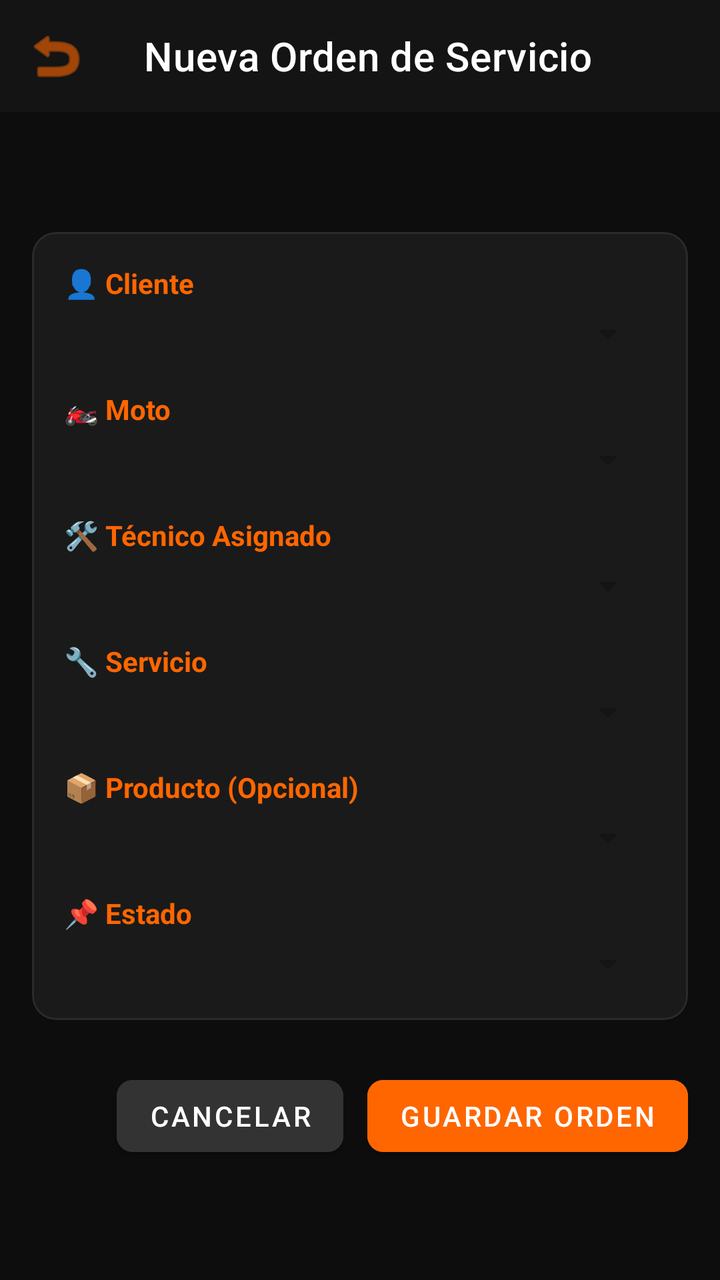
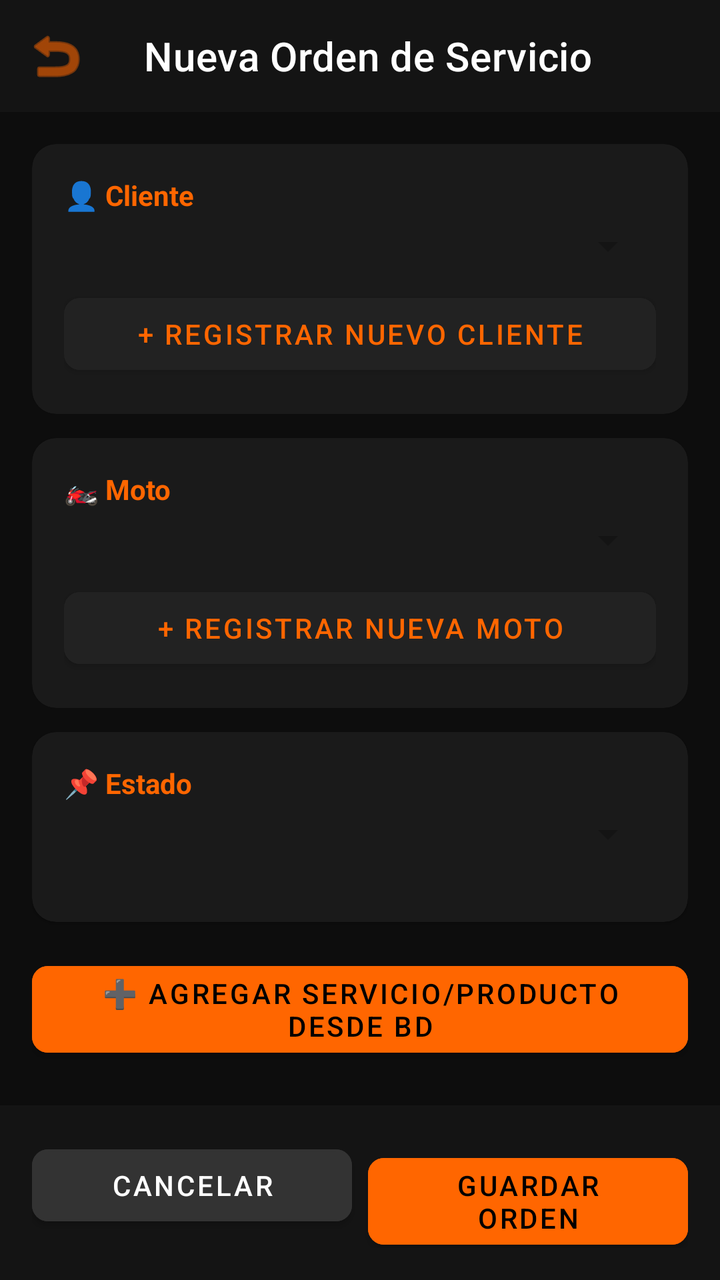

Before-and-after screenshots of an Android layout around one commit, followed by the original layout XML and the change that was made.
<!-- AndroidManifest.xml: application theme Theme.sgost -->
<!-- res/layout/activity_form_orden_servicio.xml -->
<?xml version="1.0" encoding="utf-8"?>
<androidx.coordinatorlayout.widget.CoordinatorLayout
        xmlns:android="http://schemas.android.com/apk/res/android"
        xmlns:app="http://schemas.android.com/apk/res-auto"
        xmlns:tools="http://schemas.android.com/tools"
        android:layout_width="match_parent"
        android:layout_height="match_parent"
        android:background="#0D0D0D"
        android:fitsSystemWindows="true"
        tools:context=".FormOrdenServicioActivity">

    <com.google.android.material.appbar.MaterialToolbar
            android:id="@+id/toolbar"
            android:layout_width="match_parent"
            android:layout_height="?attr/actionBarSize"
            android:background="#141414"
            app:title="Nueva Orden de Servicio"
            app:titleTextColor="#FFFFFF"
            app:navigationIcon="@android:drawable/ic_menu_revert"
            app:navigationIconTint="#FF6600" />

    <androidx.core.widget.NestedScrollView
            android:layout_width="match_parent"
            android:layout_height="match_parent"
            android:layout_marginTop="100dp"
            android:fillViewport="true">

        <LinearLayout
                android:layout_width="match_parent"
                android:layout_height="wrap_content"
                android:orientation="vertical"
                android:padding="16dp">

            <com.google.android.material.card.MaterialCardView
                    android:layout_width="match_parent"
                    android:layout_height="wrap_content"
                    app:cardBackgroundColor="#1A1A1A"
                    app:cardCornerRadius="12dp"
                    app:strokeColor="#2A2A2A"
                    app:strokeWidth="1dp">

                <LinearLayout
                        android:layout_width="match_parent"
                        android:layout_height="wrap_content"
                        android:orientation="vertical"
                        android:padding="16dp">

                    
                    <TextView android:layout_width="wrap_content" android:layout_height="wrap_content" android:text="👤 Cliente" android:textColor="#FF6600" android:textStyle="bold" android:layout_marginBottom="4dp"/>
                    <Spinner android:id="@+id/spinnerClientes" android:layout_width="match_parent" android:layout_height="wrap_content" android:backgroundTint="#141414" android:padding="10dp" android:popupBackground="#1A1A1A" android:layout_marginBottom="16dp"/>

                    
                    <TextView android:layout_width="wrap_content" android:layout_height="wrap_content" android:text="🏍️ Moto" android:textColor="#FF6600" android:textStyle="bold" android:layout_marginBottom="4dp"/>
                    <Spinner android:id="@+id/spinnerMotos" android:layout_width="match_parent" android:layout_height="wrap_content" android:backgroundTint="#141414" android:padding="10dp" android:popupBackground="#1A1A1A" android:layout_marginBottom="16dp"/>

                    
                    <TextView android:layout_width="wrap_content" android:layout_height="wrap_content" android:text="🛠️ Técnico Asignado" android:textColor="#FF6600" android:textStyle="bold" android:layout_marginBottom="4dp"/>
                    <Spinner android:id="@+id/spinnerTecnicos" android:layout_width="match_parent" android:layout_height="wrap_content" android:backgroundTint="#141414" android:padding="10dp" android:popupBackground="#1A1A1A" android:layout_marginBottom="16dp"/>

                    
                    <TextView android:layout_width="wrap_content" android:layout_height="wrap_content" android:text="🔧 Servicio" android:textColor="#FF6600" android:textStyle="bold" android:layout_marginBottom="4dp"/>
                    <Spinner android:id="@+id/spinnerServicios" android:layout_width="match_parent" android:layout_height="wrap_content" android:backgroundTint="#141414" android:padding="10dp" android:popupBackground="#1A1A1A" android:layout_marginBottom="16dp"/>

                    
                    <TextView android:layout_width="wrap_content" android:layout_height="wrap_content" android:text="📦 Producto (Opcional)" android:textColor="#FF6600" android:textStyle="bold" android:layout_marginBottom="4dp"/>
                    <Spinner android:id="@+id/spinnerProductos" android:layout_width="match_parent" android:layout_height="wrap_content" android:backgroundTint="#141414" android:padding="10dp" android:popupBackground="#1A1A1A" android:layout_marginBottom="16dp"/>

                    
                    <TextView android:layout_width="wrap_content" android:layout_height="wrap_content" android:text="📌 Estado" android:textColor="#FF6600" android:textStyle="bold" android:layout_marginBottom="4dp"/>
                    <Spinner android:id="@+id/spinnerEstado" android:layout_width="match_parent" android:layout_height="wrap_content" android:backgroundTint="#141414" android:padding="10dp" android:popupBackground="#1A1A1A" />

                </LinearLayout>
            </com.google.android.material.card.MaterialCardView>

            <LinearLayout
                    android:layout_width="match_parent"
                    android:layout_height="wrap_content"
                    android:orientation="horizontal"
                    android:layout_marginTop="24dp"
                    android:gravity="end">

                <com.google.android.material.button.MaterialButton
                        android:id="@+id/btnCancelar"
                        android:layout_width="wrap_content"
                        android:layout_height="wrap_content"
                        android:text="CANCELAR"
                        android:textColor="#FFFFFF"
                        android:backgroundTint="#333333"
                        android:layout_marginEnd="12dp"
                        app:cornerRadius="8dp" />

                <com.google.android.material.button.MaterialButton
                        android:id="@+id/btnGuardar"
                        android:layout_width="wrap_content"
                        android:layout_height="wrap_content"
                        android:text="GUARDAR ORDEN"
                        android:textColor="#FFFFFF"
                        android:backgroundTint="#FF6600"
                        app:cornerRadius="8dp" />
            </LinearLayout>

            <Space android:layout_width="match_parent" android:layout_height="24dp"/>
        </LinearLayout>
    </androidx.core.widget.NestedScrollView>
</androidx.coordinatorlayout.widget.CoordinatorLayout>
<!-- resources referenced by this layout -->
<resources>
  <style name="Theme.sgost" parent="Theme.MaterialComponents.DayNight.NoActionBar">
          
          <item name="android:windowBackground">@color/color_splash</item>
  
          
          <item name="android:statusBarColor">@color/color_splash</item>
          <item name="android:windowLightStatusBar">false</item>
      </style>
  <color name="color_splash">#FF6600</color>
</resources>

<!-- the commit's change to res/layout/activity_form_orden_servicio.xml (unified diff, before → after) -->
@@ -6,7 +6,6 @@
         android:layout_width="match_parent"
         android:layout_height="match_parent"
         android:background="#0D0D0D"
-        android:fitsSystemWindows="true"
         tools:context=".FormOrdenServicioActivity">
 
     <com.google.android.material.appbar.MaterialToolbar
@@ -22,7 +21,7 @@
     <androidx.core.widget.NestedScrollView
             android:layout_width="match_parent"
             android:layout_height="match_parent"
-            android:layout_marginTop="100dp"
+            android:layout_marginTop="?attr/actionBarSize"
             android:fillViewport="true">
 
         <LinearLayout
@@ -31,75 +30,90 @@
                 android:orientation="vertical"
                 android:padding="16dp">
 
+            
             <com.google.android.material.card.MaterialCardView
                     android:layout_width="match_parent"
                     android:layout_height="wrap_content"
                     app:cardBackgroundColor="#1A1A1A"
-                    app:cardCornerRadius="12dp"
-                    app:strokeColor="#2A2A2A"
-                    app:strokeWidth="1dp">
-
-                <LinearLayout
-                        android:layout_width="match_parent"
-                        android:layout_height="wrap_content"
-                        android:orientation="vertical"
-                        android:padding="16dp">
-
-                    
+                    app:cardCornerRadius="12dp">
+                <LinearLayout android:layout_width="match_parent" android:layout_height="wrap_content" android:orientation="vertical" android:padding="16dp">
                     <TextView android:layout_width="wrap_content" android:layout_height="wrap_content" android:text="👤 Cliente" android:textColor="#FF6600" android:textStyle="bold" android:layout_marginBottom="4dp"/>
-                    <Spinner android:id="@+id/spinnerClientes" android:layout_width="match_parent" android:layout_height="wrap_content" android:backgroundTint="#141414" android:padding="10dp" android:popupBackground="#1A1A1A" android:layout_marginBottom="16dp"/>
-
-                    
-                    <TextView android:layout_width="wrap_content" android:layout_height="wrap_content" android:text="🏍️ Moto" android:textColor="#FF6600" android:textStyle="bold" android:layout_marginBottom="4dp"/>
-                    <Spinner android:id="@+id/spinnerMotos" android:layout_width="match_parent" android:layout_height="wrap_content" android:backgroundTint="#141414" android:padding="10dp" android:popupBackground="#1A1A1A" android:layout_marginBottom="16dp"/>
-
-                    
-                    <TextView android:layout_width="wrap_content" android:layout_height="wrap_content" android:text="🛠️ Técnico Asignado" android:textColor="#FF6600" android:textStyle="bold" android:layout_marginBottom="4dp"/>
-                    <Spinner android:id="@+id/spinnerTecnicos" android:layout_width="match_parent" android:layout_height="wrap_content" android:backgroundTint="#141414" android:padding="10dp" android:popupBackground="#1A1A1A" android:layout_marginBottom="16dp"/>
-
-                    
-                    <TextView android:layout_width="wrap_content" android:layout_height="wrap_content" android:text="🔧 Servicio" android:textColor="#FF6600" android:textStyle="bold" android:layout_marginBottom="4dp"/>
-                    <Spinner android:id="@+id/spinnerServicios" android:layout_width="match_parent" android:layout_height="wrap_content" android:backgroundTint="#141414" android:padding="10dp" android:popupBackground="#1A1A1A" android:layout_marginBottom="16dp"/>
-
-                    
-                    <TextView android:layout_width="wrap_content" android:layout_height="wrap_content" android:text="📦 Producto (Opcional)" android:textColor="#FF6600" android:textStyle="bold" android:layout_marginBottom="4dp"/>
-                    <Spinner android:id="@+id/spinnerProductos" android:layout_width="match_parent" android:layout_height="wrap_content" android:backgroundTint="#141414" android:padding="10dp" android:popupBackground="#1A1A1A" android:layout_marginBottom="16dp"/>
-
-                    
-                    <TextView android:layout_width="wrap_content" android:layout_height="wrap_content" android:text="📌 Estado" android:textColor="#FF6600" android:textStyle="bold" android:layout_marginBottom="4dp"/>
-                    <Spinner android:id="@+id/spinnerEstado" android:layout_width="match_parent" android:layout_height="wrap_content" android:backgroundTint="#141414" android:padding="10dp" android:popupBackground="#1A1A1A" />
-
+                    <Spinner android:id="@+id/spinnerClientes" android:layout_width="match_parent" android:layout_height="wrap_content" android:backgroundTint="#141414" android:padding="10dp" android:layout_marginBottom="8dp"/>
+                    <com.google.android.material.button.MaterialButton
+                            android:id="@+id/btnNuevoCliente"
+                            android:layout_width="match_parent"
+                            android:layout_height="wrap_content"
+                            android:text="+ Registrar Nuevo Cliente"
+                            android:textColor="#FF6600"
+                            android:backgroundTint="#222222"
+                            app:cornerRadius="8dp"/>
                 </LinearLayout>
             </com.google.android.material.card.MaterialCardView>
 
-            <LinearLayout
+            
+            <com.google.android.material.card.MaterialCardView
                     android:layout_width="match_parent"
                     android:layout_height="wrap_content"
-                    android:orientation="horizontal"
-                    android:layout_marginTop="24dp"
-                    android:gravity="end">
+                    android:layout_marginTop="12dp"
+                    app:cardBackgroundColor="#1A1A1A"
+                    app:cardCornerRadius="12dp">
+                <LinearLayout android:layout_width="match_parent" android:layout_height="wrap_content" android:orientation="vertical" android:padding="16dp">
+                    <TextView android:layout_width="wrap_content" android:layout_height="wrap_content" android:text="🏍️ Moto" android:textColor="#FF6600" android:textStyle="bold" android:layout_marginBottom="4dp"/>
+                    <Spinner android:id="@+id/spinnerMotos" android:layout_width="match_parent" android:layout_height="wrap_content" android:backgroundTint="#141414" android:padding="10dp" android:layout_marginBottom="8dp"/>
+                    <com.google.android.material.button.MaterialButton
+                            android:id="@+id/btnNuevaMoto"
+                            android:layout_width="match_parent"
+                            android:layout_height="wrap_content"
+                            android:text="+ Registrar Nueva Moto"
+                            android:textColor="#FF6600"
+                            android:backgroundTint="#222222"
+                            app:cornerRadius="8dp"/>
+                </LinearLayout>
+            </com.google.android.material.card.MaterialCardView>
 
-                <com.google.android.material.button.MaterialButton
-                        android:id="@+id/btnCancelar"
-                        android:layout_width="wrap_content"
-                        android:layout_height="wrap_content"
-                        android:text="CANCELAR"
-                        android:textColor="#FFFFFF"
-                        android:backgroundTint="#333333"
-                        android:layout_marginEnd="12dp"
-                        app:cornerRadius="8dp" />
+            
+            <com.google.android.material.card.MaterialCardView
+                    android:layout_width="match_parent"
+                    android:layout_height="wrap_content"
+                    android:layout_marginTop="12dp"
+                    app:cardBackgroundColor="#1A1A1A"
+                    app:cardCornerRadius="12dp">
+                <LinearLayout android:layout_width="match_parent" android:layout_height="wrap_content" android:orientation="vertical" android:padding="16dp">
+                    <TextView android:layout_width="wrap_content" android:layout_height="wrap_content" android:text="📌 Estado" android:textColor="#FF6600" android:textStyle="bold" android:layout_marginBottom="4dp"/>
+                    <Spinner android:id="@+id/spinnerEstado" android:layout_width="match_parent" android:layout_height="wrap_content" android:backgroundTint="#141414" android:padding="10dp" android:layout_marginBottom="16dp"/>
+                </LinearLayout>
+            </com.google.android.material.card.MaterialCardView>
 
-                <com.google.android.material.button.MaterialButton
-                        android:id="@+id/btnGuardar"
-                        android:layout_width="wrap_content"
-                        android:layout_height="wrap_content"
-                        android:text="GUARDAR ORDEN"
-                        android:textColor="#FFFFFF"
-                        android:backgroundTint="#FF6600"
-                        app:cornerRadius="8dp" />
-            </LinearLayout>
+            
+            <com.google.android.material.button.MaterialButton
+                    android:id="@+id/btnAgregarDetalle"
+                    android:layout_width="match_parent"
+                    android:layout_height="wrap_content"
+                    android:layout_marginTop="16dp"
+                    android:text="➕ Agregar Servicio/Producto desde BD"
+                    android:textColor="#000000"
+                    android:backgroundTint="#FF6600"
+                    app:cornerRadius="8dp" />
 
-            <Space android:layout_width="match_parent" android:layout_height="24dp"/>
+            
+            <TextView android:layout_width="wrap_content" android:layout_height="wrap_content" android:text="📋 Resumen de la Orden" android:textColor="#FFFFFF" android:textStyle="bold" android:layout_marginTop="20dp" android:layout_marginBottom="8dp"/>
+            <androidx.recyclerview.widget.RecyclerView
+                    android:id="@+id/rvOrdenDetalles"
+                    android:layout_width="match_parent"
+                    android:layout_height="wrap_content"
+                    android:nestedScrollingEnabled="false"
+                    android:background="#141414"
+                    android:padding="8dp"
+                    android:clipToPadding="false"/>
+
+            <Space android:layout_width="match_parent" android:layout_height="100dp"/>
         </LinearLayout>
     </androidx.core.widget.NestedScrollView>
+
+    
+    <LinearLayout android:layout_width="match_parent" android:layout_height="wrap_content" android:layout_gravity="bottom" android:orientation="horizontal" android:padding="16dp" android:background="#141414">
+        <com.google.android.material.button.MaterialButton android:id="@+id/btnCancelar" android:layout_width="0dp" android:layout_height="wrap_content" android:layout_weight="1" android:text="CANCELAR" android:textColor="#FFFFFF" android:backgroundTint="#333333" app:cornerRadius="8dp" android:layout_marginEnd="8dp"/>
+        <com.google.android.material.button.MaterialButton android:id="@+id/btnGuardar" android:layout_width="0dp" android:layout_height="wrap_content" android:layout_weight="1" android:text="GUARDAR ORDEN" android:textColor="#000000" android:backgroundTint="#FF6600" app:cornerRadius="8dp"/>
+    </LinearLayout>
+
 </androidx.coordinatorlayout.widget.CoordinatorLayout>
